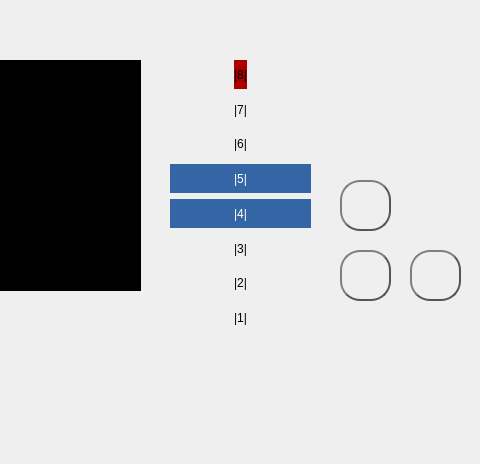
Before: the Qt Designer form src/mainwindow.ui in alejita11011/CES-Simulator, drawn with Qt 5; both pictures show x 250 to 730 and y 210 to 674 of the 941 by 674 pixel window.
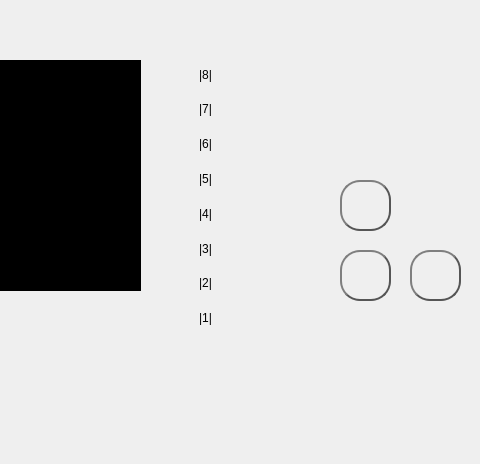
After: the same form once the commit is applied. Icons and pictures are not drawn.

The edit to the form file:
```diff
--- a/src/mainwindow.ui
+++ b/src/mainwindow.ui
@@ -185,30 +185,36 @@
      <rect>
       <x>420</x>
       <y>270</y>
-      <width>141</width>
+      <width>71</width>
       <height>272</height>
      </rect>
     </property>
     <layout class="QVBoxLayout" name="verticalLayout">
-     <item alignment="Qt::AlignHCenter">
-      <widget class="QLabel" name="label_5">
+     <item>
+      <widget class="QLabel" name="number_8">
        <property name="styleSheet">
-        <string notr="true">background-color: rgb(170, 0, 0);</string>
+        <string notr="true"/>
        </property>
        <property name="text">
         <string>|8|</string>
        </property>
+       <property name="alignment">
+        <set>Qt::AlignCenter</set>
+       </property>
       </widget>
      </item>
-     <item alignment="Qt::AlignHCenter">
-      <widget class="QLabel" name="label_6">
+     <item alignment="Qt::AlignVCenter">
+      <widget class="QLabel" name="number_7">
        <property name="text">
         <string>|7|</string>
        </property>
+       <property name="alignment">
+        <set>Qt::AlignCenter</set>
+       </property>
       </widget>
      </item>
-     <item alignment="Qt::AlignHCenter">
-      <widget class="QLabel" name="label_3">
+     <item>
+      <widget class="QLabel" name="number_6">
        <property name="text">
         <string>|6|</string>
        </property>
@@ -220,8 +226,7 @@
      <item>
       <widget class="QLabel" name="label_2">
        <property name="styleSheet">
-        <string notr="true">background-color: rgb(52, 101, 164);
-color: rgb(255, 255, 255);</string>
+        <string notr="true"/>
        </property>
        <property name="text">
         <string>|5|</string>
@@ -234,8 +239,7 @@
      <item>
       <widget class="QLabel" name="label">
        <property name="styleSheet">
-        <string notr="true">background-color: rgb(52, 101, 164);
-color: rgb(255, 255, 255);</string>
+        <string notr="true"/>
        </property>
        <property name="text">
         <string>|4|</string>
@@ -245,25 +249,34 @@
        </property>
       </widget>
      </item>
-     <item alignment="Qt::AlignHCenter">
-      <widget class="QLabel" name="label_7">
+     <item>
+      <widget class="QLabel" name="number_3">
        <property name="text">
         <string>|3|</string>
        </property>
+       <property name="alignment">
+        <set>Qt::AlignCenter</set>
+       </property>
       </widget>
      </item>
-     <item alignment="Qt::AlignHCenter">
-      <widget class="QLabel" name="label_8">
+     <item>
+      <widget class="QLabel" name="number_2">
        <property name="text">
         <string>|2|</string>
        </property>
+       <property name="alignment">
+        <set>Qt::AlignCenter</set>
+       </property>
       </widget>
      </item>
-     <item alignment="Qt::AlignHCenter">
-      <widget class="QLabel" name="label_4">
+     <item>
+      <widget class="QLabel" name="number_1">
        <property name="text">
         <string>|1|</string>
        </property>
+       <property name="alignment">
+        <set>Qt::AlignCenter</set>
+       </property>
       </widget>
      </item>
     </layout>
```
Left out of the diff: 4 changed lines with no effect on the pictures.
